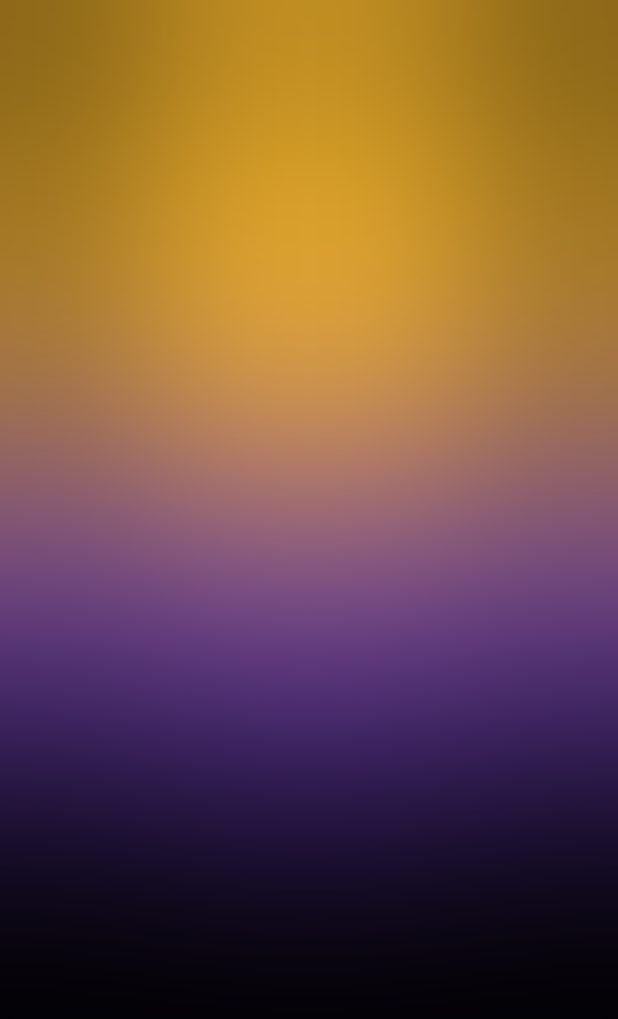
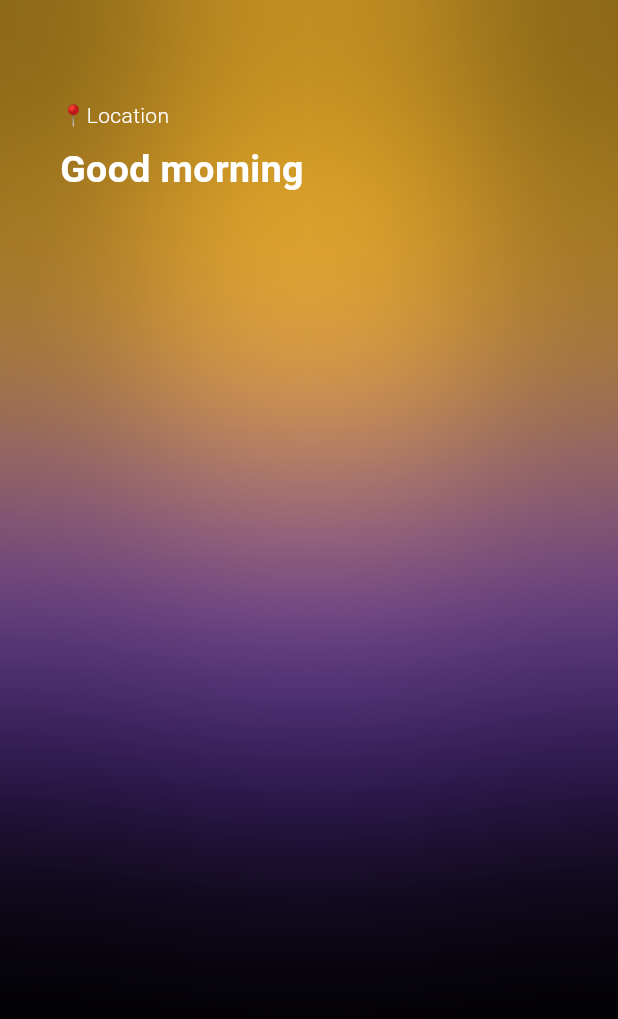
Before and after one commit to AndreeaMagda/weather_app, a Flutter app: the screen it shows after launch, on a phone screen of 412 x 824 dp. Shown: the top 1019 px of the screen. Run offline on Flutter 3.47's test engine with Material 3 defaults, Android fonts, the phone set to English and light mode, and no system bars; our stand-ins replace bloc, equatable.

```diff
--- a/lib/screens/home_screen.dart
+++ b/lib/screens/home_screen.dart
@@ -61,6 +61,32 @@
                   decoration: const BoxDecoration(color: Colors.transparent),
                 ),
               ),
+              SizedBox(
+                width: MediaQuery.of(context).size.width,
+                height: MediaQuery.of(context).size.height,
+                child: const Column(
+                  crossAxisAlignment: CrossAxisAlignment.start,
+                  children: [
+                    Text(
+                      '📍Location',
+                      style: TextStyle(
+                        color: Colors.white,
+                        fontWeight: FontWeight.w300,
+                      ),
+                    ),
+                    SizedBox(
+                      height: 8,
+                    ),
+                    Text(
+                      'Good morning',
+                      style: TextStyle(
+                          color: Colors.white,
+                          fontSize: 25,
+                          fontWeight: FontWeight.bold),
+                    )
+                  ],
+                ),
+              )
             ],
           ),
         ),
```
